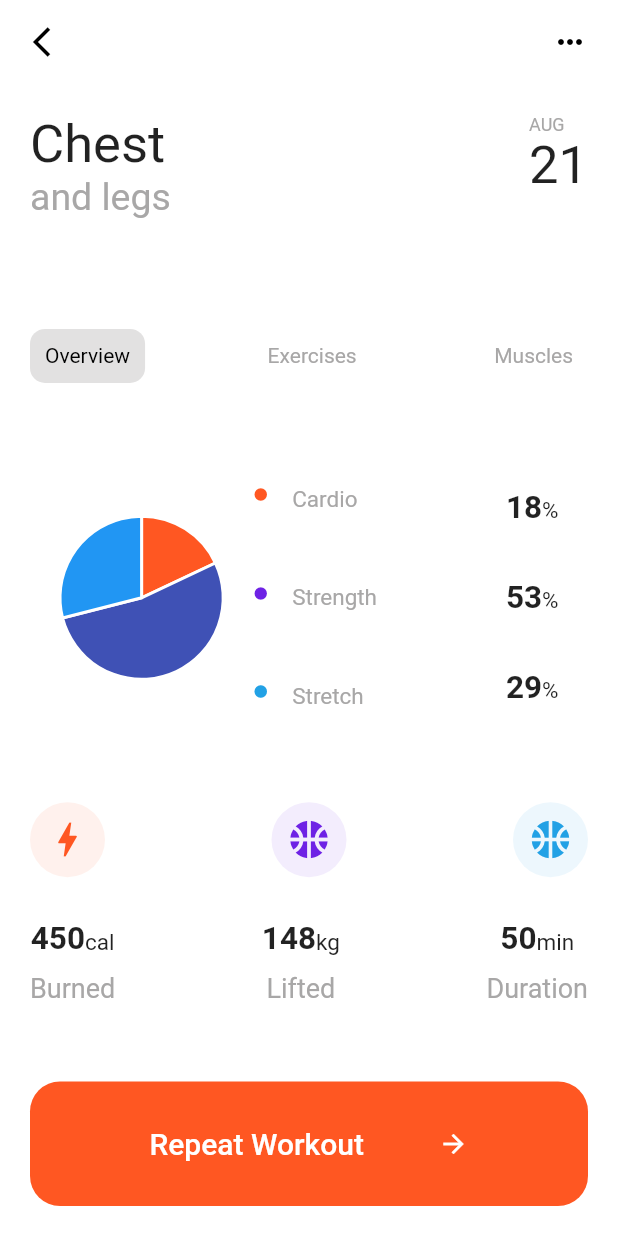
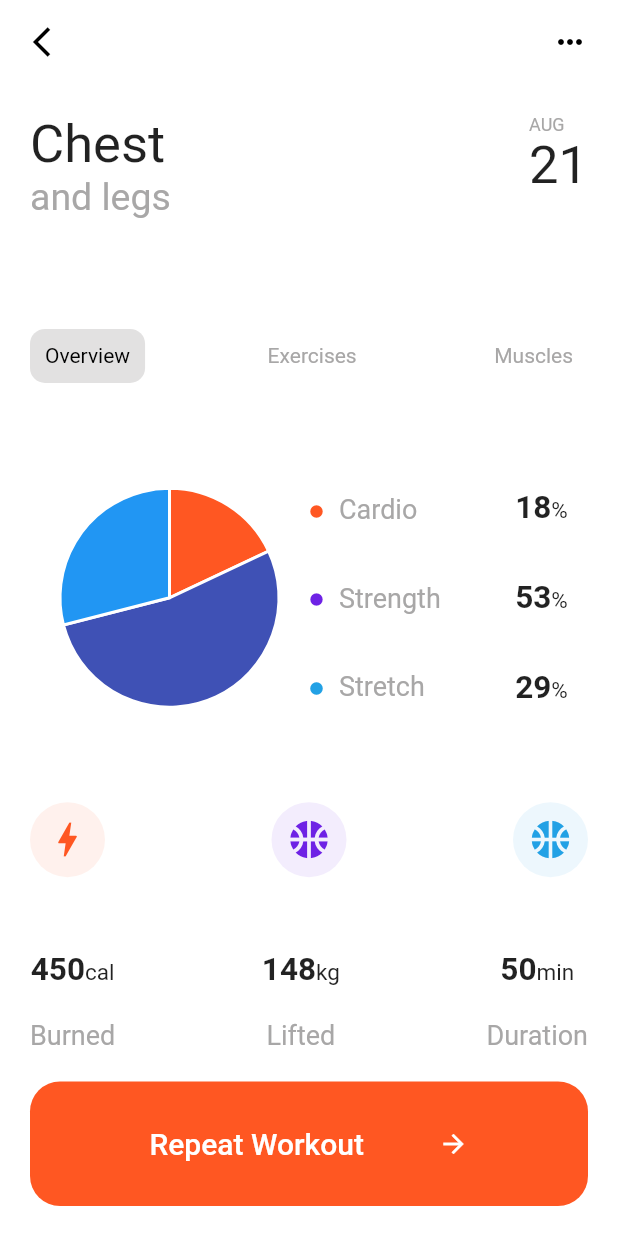
Before and after one commit to gabrielnotong/flutter-training, a Flutter app: the screen it shows after launch, on a phone screen of 412 x 824 dp. Run offline on Flutter 3.47's test engine with Material 2 defaults, Android fonts, the phone set to English and light mode, and no system bars; our stand-ins replace charts_flutter.

Commit message:
refactor widgets 2

```diff
--- a/lib/components/health_radio.dart
+++ b/lib/components/health_radio.dart
@@ -1,31 +1,32 @@
 import 'package:flutter/material.dart';
 
 class HealthRadio extends StatelessWidget {
-  final IconData icon;
   final Color iconColor;
   final String label;
-  final Color labelColor;
 
-  HealthRadio({this.label, this.labelColor, this.icon, this.iconColor});
+  HealthRadio({this.label, this.iconColor});
 
   @override
   Widget build(BuildContext context) {
-    return ListTile(
-      dense: true,
-      contentPadding: EdgeInsets.all(0.0),
-      minLeadingWidth: 0.0,
-      leading: Icon(
-        icon,
+    return Row(
+      mainAxisAlignment: MainAxisAlignment.start,
+      crossAxisAlignment: CrossAxisAlignment.baseline,
+      textBaseline: TextBaseline.alphabetic,
+      children: [
+        Icon(
+          Icons.circle,
           color: iconColor,
           size: 10.0,
         ),
-      title: Text(
+        SizedBox(width: 10.0),
+        Text(
           label,
           style: TextStyle(
-          fontSize: 15.0,
-          color: labelColor,
+            fontSize: 18.0,
+            color: Color(0xFFA8A7A7),
           ),
         ),
+      ],
     );
   }
 }
--- a/lib/screens/chest_screen.dart
+++ b/lib/screens/chest_screen.dart
@@ -109,39 +109,28 @@ class ChestScreen extends StatelessWidget {
               child: Row(
                 children: [
                   Expanded(
-                    flex: 2,
+                    flex: 3,
                     child: Container(
-                      alignment: Alignment.center,
-                      padding: EdgeInsets.all(0.0),
-                      margin: EdgeInsets.all(0.0),
                       width: 200,
                       height: 200,
                       child: SimplePieChart.withSampleData(),
                     ),
                   ),
-                  Flexible(
+                  Expanded(
                     flex: 2,
                     child: Column(
-                      crossAxisAlignment: CrossAxisAlignment.baseline,
-                      textBaseline: TextBaseline.alphabetic,
                       mainAxisAlignment: MainAxisAlignment.spaceEvenly,
                       children: [
                         HealthRadio(
                           label: 'Cardio',
-                          labelColor: Color(0xFFA8A7A7),
-                          icon: Icons.circle,
                           iconColor: Color(0xFFFF5722),
                         ),
                         HealthRadio(
                           label: 'Strength',
-                          labelColor: Color(0xFFA8A7A7),
-                          icon: Icons.circle,
                           iconColor: Color(0xFF6E22E5),
                         ),
                         HealthRadio(
                           label: 'Stretch',
-                          labelColor: Color(0xFFA8A7A7),
-                          icon: Icons.circle,
                           iconColor: Color(0xFF22A1E5),
                         ),
                       ],
@@ -187,29 +176,23 @@ class ChestScreen extends StatelessWidget {
                 mainAxisAlignment: MainAxisAlignment.spaceBetween,
                 children: [
                   Column(
+                    mainAxisAlignment: MainAxisAlignment.spaceEvenly,
                     children: [
                       NumberCard(label: '450', unit: 'cal'),
-                      SizedBox(
-                        height: 10.0,
-                      ),
                       ActivityCard(label: 'Burned'),
                     ],
                   ),
                   Column(
+                    mainAxisAlignment: MainAxisAlignment.spaceEvenly,
                     children: [
                       NumberCard(label: '148', unit: 'kg'),
-                      SizedBox(
-                        height: 10.0,
-                      ),
                       ActivityCard(label: 'Lifted'),
                     ],
                   ),
                   Column(
+                    mainAxisAlignment: MainAxisAlignment.spaceEvenly,
                     children: [
                       NumberCard(label: '50', unit: 'min'),
-                      SizedBox(
-                        height: 10.0,
-                      ),
                       ActivityCard(label: 'Duration'),
                     ],
                   ),
```
Lines whose indentation alone changed are shown as unchanged.
